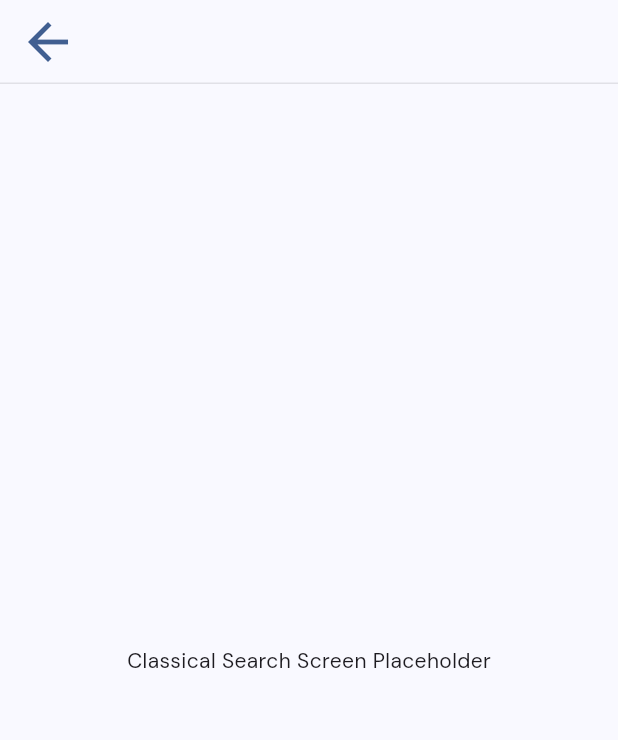
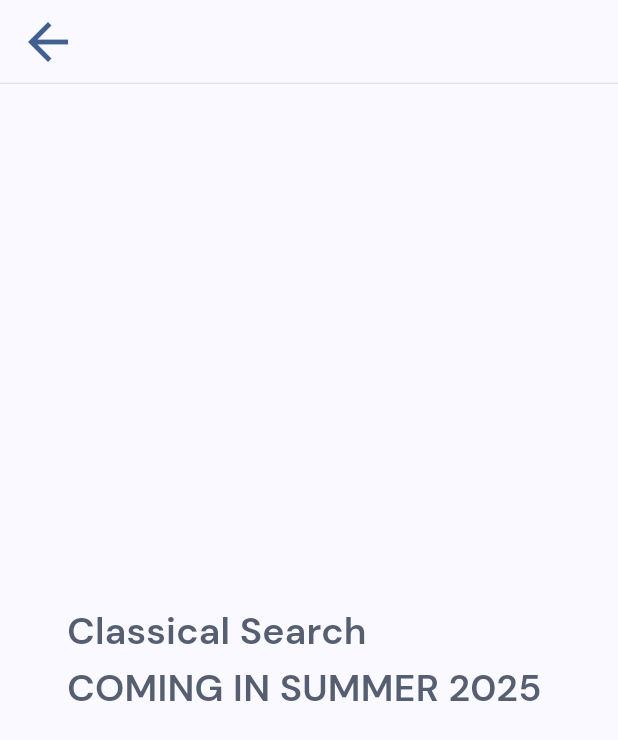
Before and after one commit to Reasondro/Howgorithm-Mobile, a Flutter app: the ClassicalSearchQuizScreen screen opened by its route, on a phone screen of 412 x 824 dp. Shown: the top 740 px of the screen. Run offline on Flutter 3.47's test engine with Material 3 defaults, Android fonts, the phone set to English and light mode, and no system bars; our stand-ins replace carousel_slider, flutter_dotenv, flutter_native_splash, go_router, google_fonts, lottie and 1 more; accounts and stored records are empty.

Commit message:
add placeholders

```diff
--- a/lib/screens/algorithms/classical_search_screen.dart
+++ b/lib/screens/algorithms/classical_search_screen.dart
@@ -15,7 +15,10 @@ class ClassicalSearchScreenState extends State<ClassicalSearchScreen> {
     return Scaffold(
       appBar: const AlgorithmAppBar(),
       body: Center(
-        child: Text("Classical Search Screen Placeholder"),
+        child: Text(
+          "Classical Search\nCOMING IN SUMMER 2025 ",
+          style: Theme.of(context).textTheme.titleMedium,
+        ),
       ),
     );
   }
--- a/lib/screens/algorithms/merge_sort_screen.dart
+++ b/lib/screens/algorithms/merge_sort_screen.dart
@@ -16,7 +16,10 @@ class _MergeSortScreenState extends State<MergeSortScreen> {
     return Scaffold(
       appBar: const AlgorithmAppBar(),
       body: Center(
-        child: Text("Merge Sort Screen Placeholder"),
+        child: Text(
+          "Merge Sort\nCOMING IN SUMMER 2025 ",
+          style: Theme.of(context).textTheme.titleMedium,
+        ),
       ),
     );
   }
--- a/lib/screens/quizzes/classical_search_quiz_screen.dart
+++ b/lib/screens/quizzes/classical_search_quiz_screen.dart
@@ -15,7 +15,10 @@ class ClassicalSearchQuizScreenState extends State<ClassicalSearchQuizScreen> {
     return Scaffold(
       appBar: const AlgorithmAppBar(),
       body: Center(
-        child: Text("Classical Search Screen Placeholder"),
+        child: Text(
+          "Classical Search\nCOMING IN SUMMER 2025 ",
+          style: Theme.of(context).textTheme.titleMedium,
+        ),
       ),
     );
   }
--- a/lib/screens/quizzes/merge_sort_quiz_screen.dart
+++ b/lib/screens/quizzes/merge_sort_quiz_screen.dart
@@ -16,7 +16,10 @@ class _MergeSortQuizScreenState extends State<MergeSortQuizScreen> {
     return Scaffold(
       appBar: const AlgorithmAppBar(),
       body: Center(
-        child: Text("Merge Sort Screen Placeholder"),
+        child: Text(
+          "Merge Sort\nCOMING IN SUMMER 2025 ",
+          style: Theme.of(context).textTheme.titleMedium,
+        ),
       ),
     );
   }
```
